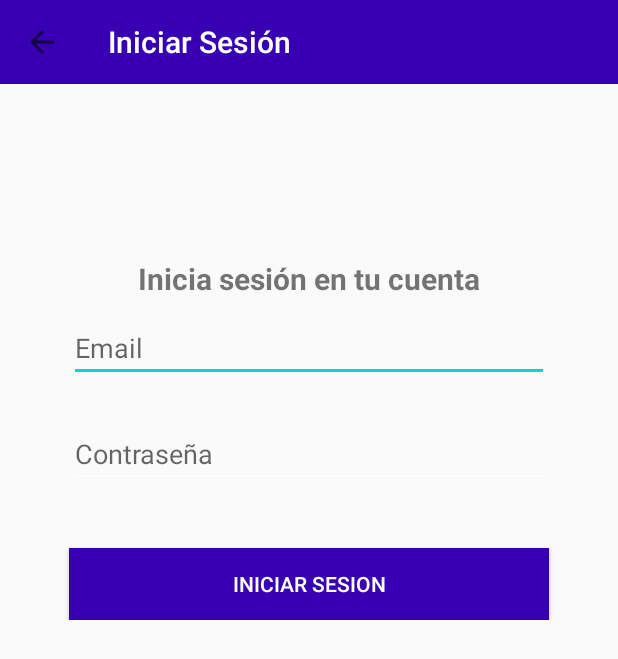
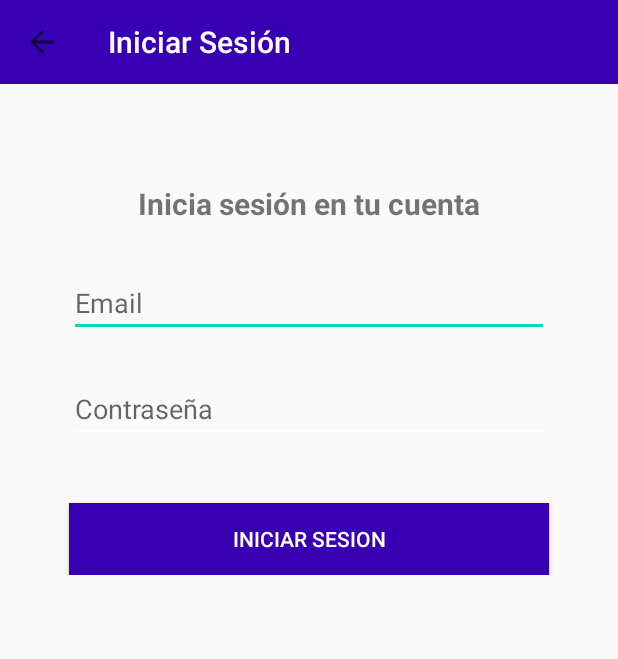
Before and after one commit to amolina19/BTSD, an Android app: the LoginActivity screen opened directly, with no data from a screen before it, on a phone screen of 412 x 824 dp. Shown: the top 659 px of the screen. Run offline under Robolectric (Android 15) with nearby library versions, the phone set to English and light mode, and no system bars; our stand-ins replace Firebase (no records; nobody signed in at launch, a user with empty details on screens opened directly); libraries missing offline, so code that uses them is left out: com.rengwuxian.materialedittext; plain views replace MaterialEditText; 2 statements that could not run were skipped.

Commit message:
Cambiado la distribución de la pantalla y el tamaño de los botones

```diff
--- a/app/src/main/res/layout/activity_login.xml
+++ b/app/src/main/res/layout/activity_login.xml
@@ -17,7 +17,7 @@
         android:layout_below="@+id/toolbar"
         android:padding="16dp"
         android:layout_height="wrap_content"
-        android:layout_marginVertical="100sp">
+        android:layout_marginVertical="50sp">
 
         <TextView
             android:layout_width="wrap_content"
@@ -32,7 +32,7 @@
             android:layout_height="wrap_content"
             android:id="@+id/email"
             android:inputType="textEmailAddress"
-            android:layout_marginTop="10dp"
+            android:layout_marginTop="30dp"
             android:layout_marginBottom="15dp"
             app:met_floatingLabel="normal"
             android:hint="@string/email"/>
--- a/app/src/main/res/menu/menu.xml
+++ b/app/src/main/res/menu/menu.xml
@@ -1,13 +1,11 @@
 <?xml version="1.0" encoding="utf-8"?>
 <menu xmlns:android="http://schemas.android.com/apk/res/android"
     xmlns:app="http://schemas.android.com/apk/res-auto">
-
 
     <item
         android:id="@+id/salir"
         android:title="@string/salir"
         app:showAsAction="never"
-
         />
 
 </menu>
--- a/app/src/main/res/values/strings.xml
+++ b/app/src/main/res/values/strings.xml
@@ -12,11 +12,11 @@
     <string name="login">Iniciar Sesión</string>
     <string name="iniciarSesion">Iniciar Sesion</string>
     <string name="salir">Salir</string>
-    <string name="cerrarSesionCorrectamente">Acabas de cerrar sesión.</string>
-    <string name="iniciarSesionCorrectamente">Acabas de iniciar sesión.</string>
-    <string name="cuentaCreada">Cuenta creada correctamente.</string>
+    <string name="cerrarSesionCorrectamente">Acabas de cerrar sesión</string>
+    <string name="iniciarSesionCorrectamente">Acabas de iniciar sesión</string>
+    <string name="cuentaCreada">Cuenta creada correctamente</string>
 
     <string name="completar">Es necesario completar los campos</string>
     <string name="contraseñaPequeña">La contraseña debe ser al menos de 8 caracteres</string>
-    <string name="autentificacionFallida">Autentificacion fallida.</string>
+    <string name="autentificacionFallida">Autentificacion fallida</string>
 </resources>
--- a/app/src/main/res/values/styles.xml
+++ b/app/src/main/res/values/styles.xml
@@ -11,8 +11,4 @@
         <item name="android:textColorPrimary">@color/colorBlanco</item>
     </style>
 
-    <style name="menuStyle" parent="Theme.AppCompat.Light">
-        <item name="android:background">@android:color/white</item>
-    </style>
-
 </resources>
```
